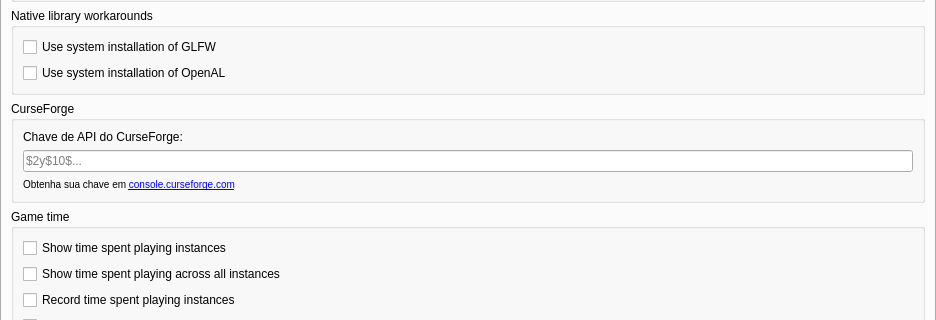
Chrispsz/Launcher, file launcher/ui/pages/global/MinecraftPage.ui: the form before one commit; both pictures show x 0 to 936 and y 152 to 472 of the 936 by 1134 pixel window.
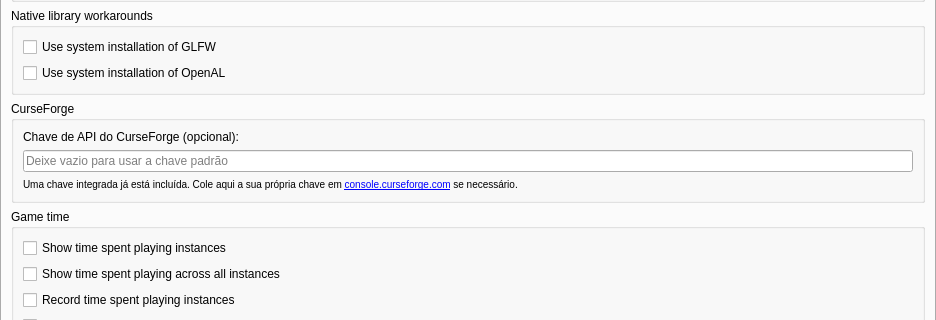
The form after the commit.

Commit message:
feat: embutir chave de API CurseForge compartilhada (zero config)
- DEFAULT_API_KEY em CurseForgeAPI.h como fallback
- getApiKey() usa key padrao quando nenhuma key do usuario existe
- Remove gates de API key em 5 arquivos
- UI atualizada: key agora opcional (ja incluida)
- InstanceImportTask usa CurseForge::getApiKey()

```diff
--- a/launcher/ui/pages/global/MinecraftPage.ui
+++ b/launcher/ui/pages/global/MinecraftPage.ui
@@ -143,14 +143,14 @@
           <item>
            <widget class="QLabel" name="cfApiKeyLabel">
             <property name="text">
-             <string>Chave de API do CurseForge:</string>
+             <string>Chave de API do CurseForge (opcional):</string>
             </property>
            </widget>
           </item>
           <item>
            <widget class="QLineEdit" name="cfApiKeyEdit">
             <property name="placeholderText">
-             <string>$2y$10$...</string>
+             <string>Deixe vazio para usar a chave padrão</string>
             </property>
            </widget>
           </item>
@@ -160,7 +160,7 @@
              <bool>true</bool>
             </property>
             <property name="text">
-             <string>&lt;small&gt;Obtenha sua chave em &lt;a href="https://console.curseforge.com/"&gt;console.curseforge.com&lt;/a&gt;&lt;/small&gt;</string>
+             <string>&lt;small&gt;Uma chave integrada já está incluída. Cole aqui a sua própria chave em &lt;a href="https://console.curseforge.com/"&gt;console.curseforge.com&lt;/a&gt; se necessário.&lt;/small&gt;</string>
             </property>
             <property name="openExternalLinks">
              <bool>true</bool>
```
The commit also changes 6 other files.
